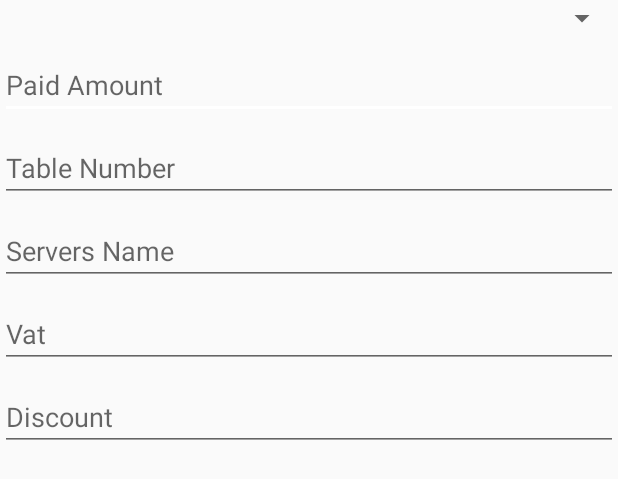
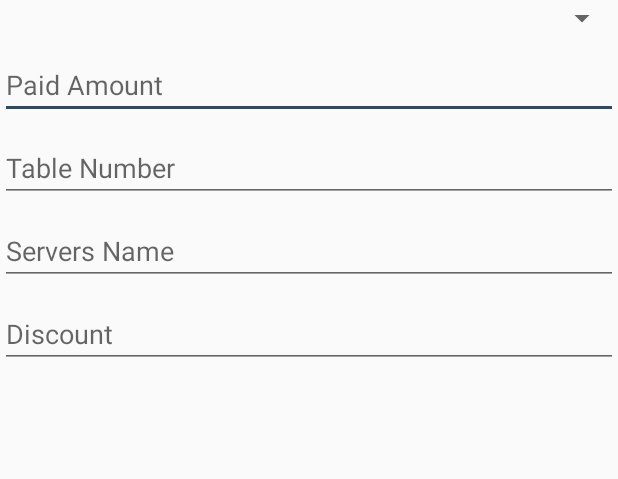
Before and after one commit to zfnadia/Restaurant-MPOS-Application, an Android app: the layout additional_bill_info.xml on its own in the app's theme, with its tools: preview values and no code run, on a phone screen of 412 x 824 dp. Shown: the top 479 px of the screen. Run offline under Robolectric (Android 15) with nearby library versions, the phone set to English and light mode, and no system bars; network calls fail.

```diff
--- a/app/src/main/res/layout/additional_bill_info.xml
+++ b/app/src/main/res/layout/additional_bill_info.xml
@@ -31,13 +31,6 @@
         android:hint="Servers Name" />
 
     <EditText
-        android:id="@+id/editVat"
-        android:layout_width="match_parent"
-        android:layout_height="wrap_content"
-        android:layout_marginTop="10dp"
-        android:hint="Vat" />
-
-    <EditText
         android:id="@+id/editDiscount"
         android:layout_width="match_parent"
         android:layout_height="wrap_content"
--- a/app/src/main/res/layout/item_category.xml
+++ b/app/src/main/res/layout/item_category.xml
@@ -39,6 +39,7 @@
         android:layout_height="wrap_content"
         android:layout_gravity="bottom|end"
         android:layout_margin="@dimen/fab_margin"
-        app:srcCompat="@android:drawable/ic_input_add" />
+        app:srcCompat="@android:drawable/ic_input_add"
+        app:backgroundTint="@color/fabBackground"/>
 
 </android.support.design.widget.CoordinatorLayout>
--- a/app/src/main/res/values/colors.xml
+++ b/app/src/main/res/values/colors.xml
@@ -2,7 +2,9 @@
 <resources>
     <color name="colorPrimary">#00B16A</color>
     <color name="colorPrimaryDark">#26A65B</color>
-    <color name="colorAccent">#FFF</color>
+    <color name="colorAccent">#34495E</color>
+    <color name="fabBackground">#FFF</color>
+
 </resources>
 
     <!--#26A65B_jungle green-->
```
Also changed, not shown: app/src/main/java/com/nadiaferdoush/recieptgenerator/AppDatabase.java (+15 -3 lines), app/src/main/java/com/nadiaferdoush/recieptgenerator/BillActivity.java (+41 -16 lines), 1 other file.
